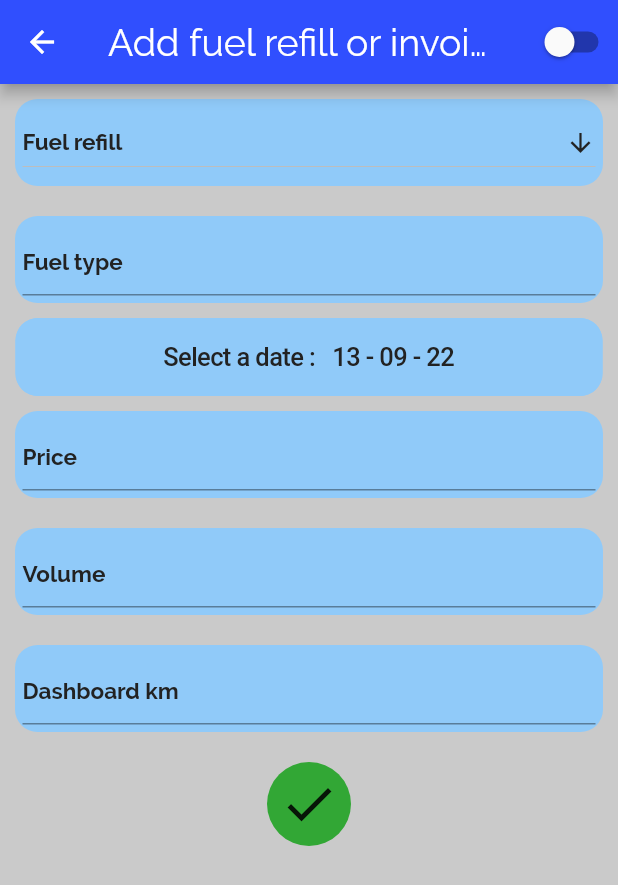
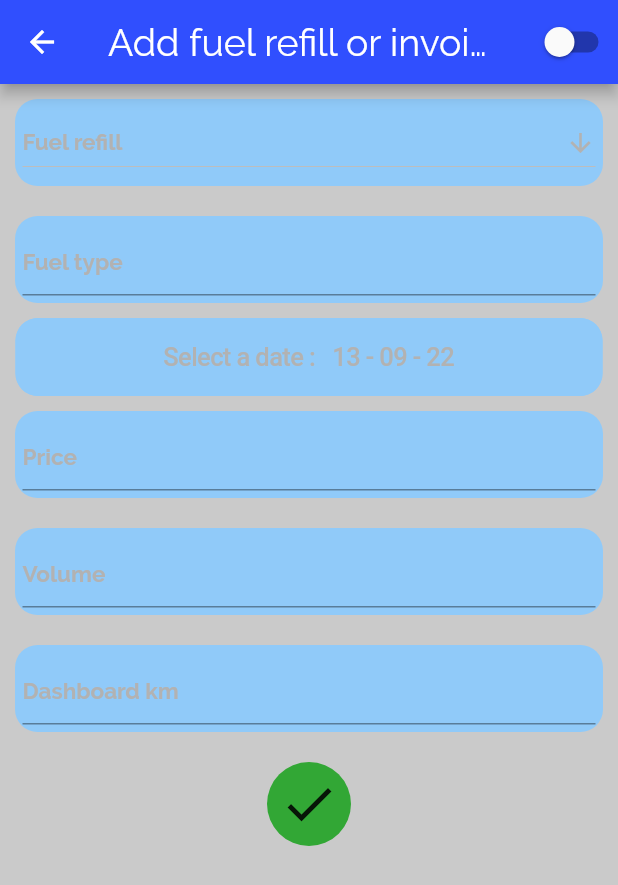
Before and after one commit to Tanguy-tech/BikesApp, a Flutter app: the AddItemScreen screen opened by its route, on a phone screen of 412 x 824 dp. Shown: the top 885 px of the screen. Run offline on Flutter 3.47's test engine with Material 2 defaults, Android fonts, the phone set to English and light mode, and no system bars; our stand-ins replace image_picker; missing offline and left inert: image_picker_for_web, shared_preferences_web.

Commit message:
change label theme for input fields

```diff
--- a/lib/providers/theme_provider.dart
+++ b/lib/providers/theme_provider.dart
@@ -28,6 +28,8 @@ class AppTheme with ChangeNotifier {
           titleMedium: const TextStyle(
               fontFamily: 'Raleway', fontSize: 20, fontWeight: FontWeight.bold),
           titleSmall: const TextStyle(fontFamily: 'Raleway', fontSize: 15),
+          labelSmall:
+              const TextStyle(color: Color.fromARGB(255, 178, 178, 178)),
         ),
   );
 
@@ -52,19 +54,17 @@ class AppTheme with ChangeNotifier {
         //Theme.of(navigatorKey.currentContext!).colorScheme.primary),
         canvasColor: const Color.fromARGB(255, 202, 202, 202),
         textTheme: ThemeData.light().textTheme.copyWith(
-              bodyLarge:
-                  const TextStyle(color: Color.fromARGB(255, 79, 79, 79)),
-              bodyMedium:
-                  const TextStyle(color: Color.fromARGB(255, 79, 79, 79)),
-              bodySmall:
-                  const TextStyle(color: Color.fromARGB(255, 79, 79, 79)),
+            bodyLarge: const TextStyle(color: Color.fromARGB(255, 79, 79, 79)),
+            bodyMedium: const TextStyle(color: Color.fromARGB(255, 79, 79, 79)),
+            bodySmall: const TextStyle(color: Color.fromARGB(255, 79, 79, 79)),
             titleLarge: const TextStyle(fontFamily: 'Raleway', fontSize: 25),
             titleMedium: const TextStyle(
                 fontFamily: 'Raleway',
                 fontSize: 20,
                 fontWeight: FontWeight.bold),
             titleSmall: const TextStyle(fontFamily: 'Raleway', fontSize: 15),
-            ),
+            labelSmall:
+                const TextStyle(color: Color.fromARGB(255, 178, 178, 178))),
       );
     } else {
       sw = true; // DARK MODE
@@ -95,7 +95,8 @@ class AppTheme with ChangeNotifier {
                 fontSize: 20,
                 fontWeight: FontWeight.bold),
             titleSmall: const TextStyle(fontFamily: 'Raleway', fontSize: 15),
-            ),
+            labelSmall:
+                const TextStyle(color: Color.fromARGB(255, 141, 141, 141))),
       );
     }
     notifyListeners();
--- a/lib/widgets/add_item_form.dart
+++ b/lib/widgets/add_item_form.dart
@@ -43,8 +43,8 @@ class _AddItemFormState extends State<AddItemForm> {
                   iconSize: 20,
                   isExpanded: true,
                   value: dropdownValue,
-                  icon: const Icon(Icons.arrow_downward,
-                      color: Color.fromARGB(255, 34, 34, 34)),
+                  icon: Icon(Icons.arrow_downward,
+                      color: Theme.of(context).textTheme.labelSmall?.color),
                   onChanged: (String? value) {
                     // This is called when the user selects an item.
                     setState(() {
@@ -55,8 +55,9 @@ class _AddItemFormState extends State<AddItemForm> {
                     return DropdownMenuItem<String>(
                       value: value,
                       child: Text(value,
-                          style: const TextStyle(
-                              color: Color.fromARGB(255, 34, 34, 34),
+                          style: TextStyle(
+                              color:
+                                  Theme.of(context).textTheme.labelSmall?.color,
                               fontSize: 15)),
                     );
                   }).toList(),
--- a/lib/widgets/fuel_refill_form.dart
+++ b/lib/widgets/fuel_refill_form.dart
@@ -42,22 +42,11 @@ class _FuelRefillFormState extends State<FuelRefillForm> {
 
   void _saveForm() {
     final form = widget.formKey.currentState;
-    // FuelConsumption newFuelConsumption = FuelConsumption(
-    //     id: 'test',
-    //     fuelType: _ftController.text,
-    //     date: DateTime.now(),
-    //     price: 0,
-    //     pricePerLitter: 0,
-    //     volume: 0,
-    //     dashKm: 0);
-    //print(newFuelConsumption.fuelType);
-    // Validate returns true if the form is valid, or false otherwise.
     if (form != null && !form.validate()) return;
     form?.save();
     Provider.of<FuelConsumptions>(context, listen: false)
         .addFuelConsumption(fc);
     Navigator.of(context).pop();
-    print('TYPE : ${fc.fuelType} - PRICE : ${fc.price} - VOL : ${fc.volume}');
     // If the form is valid, display a snackbar. In the real world,
     // you'd often call a server or save the information in a database.
     // ScaffoldMessenger.of(context).showSnackBar(
@@ -104,10 +93,10 @@ class _FuelRefillFormState extends State<FuelRefillForm> {
                     dashKm: fc.dashKm);
               },
               controller: _ftController,
-              decoration: const InputDecoration(
+              decoration: InputDecoration(
                 hintText: "Fuel type",
                 hintStyle: TextStyle(
-                    color: Color.fromARGB(255, 34, 34, 34),
+                    color: Theme.of(context).textTheme.labelSmall?.color,
                     fontSize: 15,
                     fontWeight: FontWeight.w600),
               ),
@@ -144,8 +133,8 @@ class _FuelRefillFormState extends State<FuelRefillForm> {
                 _dateTime == null
                     ? 'Select a date'
                     : 'Select a date :   ${DateFormat('dd - MM - yy').format(_dateTime)}',
-                style: const TextStyle(
-                    color: Color.fromARGB(255, 34, 34, 34),
+                style: TextStyle(
+                    color: Theme.of(context).textTheme.labelSmall?.color,
                     fontWeight: FontWeight.w500),
               ),
             ),
@@ -179,10 +168,10 @@ class _FuelRefillFormState extends State<FuelRefillForm> {
                     dashKm: fc.dashKm);
               },
               controller: _priceController,
-              decoration: const InputDecoration(
+              decoration: InputDecoration(
                   hintText: "Price",
                   hintStyle: TextStyle(
-                      color: Color.fromARGB(255, 34, 34, 34),
+                      color: Theme.of(context).textTheme.labelSmall?.color,
                       fontSize: 15,
                       fontWeight: FontWeight.w600)),
               textInputAction: TextInputAction.next,
@@ -222,10 +211,10 @@ class _FuelRefillFormState extends State<FuelRefillForm> {
                     dashKm: fc.dashKm);
               },
               controller: _volController,
-              decoration: const InputDecoration(
+              decoration: InputDecoration(
                   hintText: "Volume",
                   hintStyle: TextStyle(
-                      color: Color.fromARGB(255, 34, 34, 34),
+                      color: Theme.of(context).textTheme.labelSmall?.color,
                       fontSize: 15,
                       fontWeight: FontWeight.w600)),
               textInputAction: TextInputAction.next,
@@ -265,10 +254,10 @@ class _FuelRefillFormState extends State<FuelRefillForm> {
                     dashKm: double.parse(value!));
               },
               controller: _dashController,
-              decoration: const InputDecoration(
+              decoration: InputDecoration(
                   hintText: "Dashboard km",
                   hintStyle: TextStyle(
-                      color: Color.fromARGB(255, 34, 34, 34),
+                      color: Theme.of(context).textTheme.labelSmall?.color,
                       fontSize: 15,
                       fontWeight: FontWeight.w600)),
               textInputAction: TextInputAction.next,
```
Also changed, not shown: 12 other files. Lines whose indentation alone changed are shown as unchanged.
